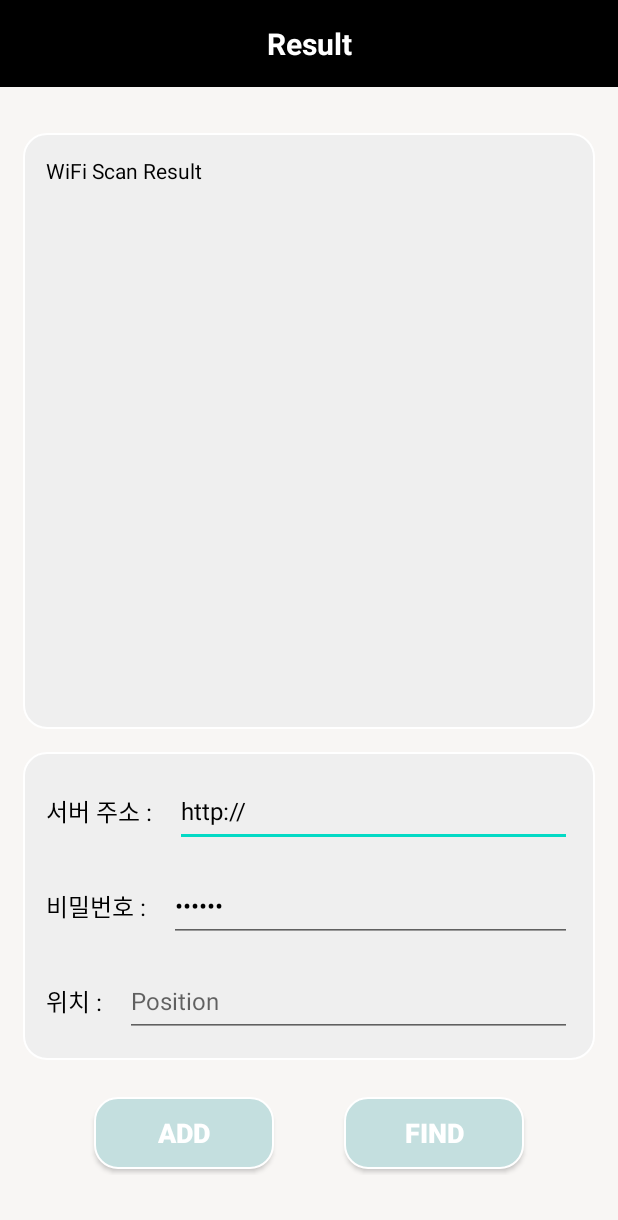
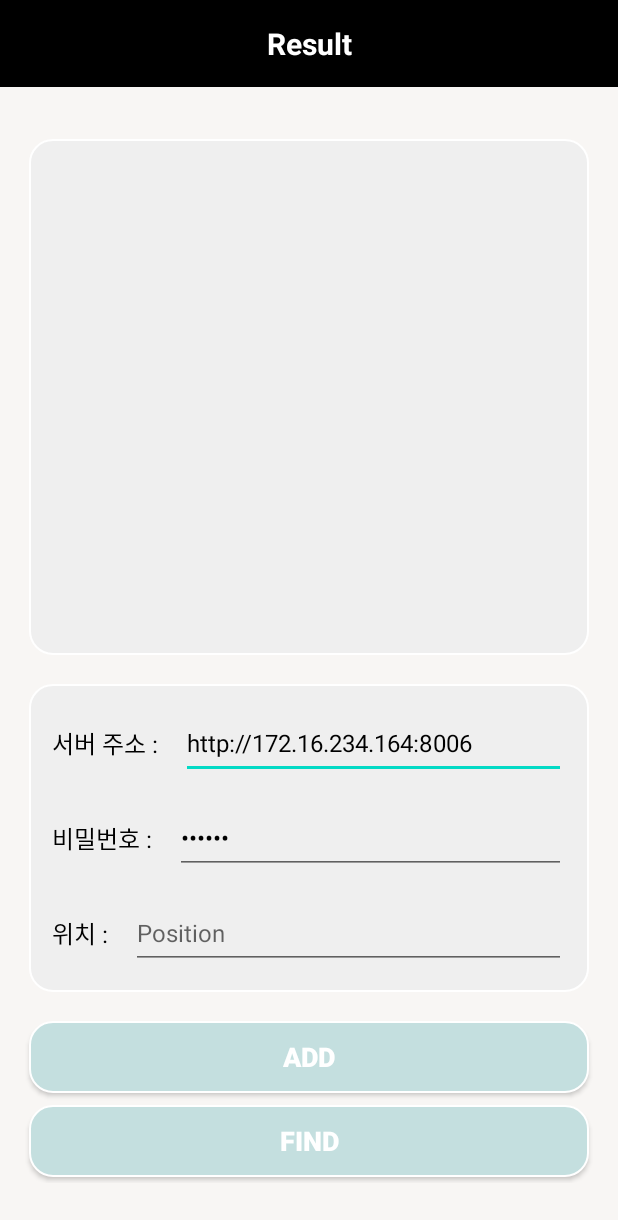
Before and after one commit to youhyunwoo99/IoT-TermProject, an Android app: the screen it shows after launch (MainActivity), on a phone screen of 412 x 824 dp. Shown: the top 1220 px of the screen. Run offline under Robolectric (Android 15) with nearby library versions, the phone set to English and light mode, and no system bars; our stand-ins replace Volley.

Commit message:
Design: Design Fix

```diff
--- a/WiFi_positioning_IoT/app/build.gradle
+++ b/WiFi_positioning_IoT/app/build.gradle
@@ -41,5 +41,6 @@ dependencies {
     implementation 'com.google.ar:core:1.31.0'
     implementation 'com.google.firebase:firebase-crashlytics-buildtools:2.8.1'
 
+    implementation "androidx.recyclerview:recyclerview:1.1.0"       //androidx 버전
 
 }
--- a/WiFi_positioning_IoT/app/src/main/java/com/gachon/wifi_positioning_iot/MainActivity.java
+++ b/WiFi_positioning_IoT/app/src/main/java/com/gachon/wifi_positioning_iot/MainActivity.java
@@ -4,6 +4,8 @@ import androidx.appcompat.app.ActionBar;
 import androidx.appcompat.app.AppCompatActivity;
 import androidx.core.app.ActivityCompat;
 import androidx.core.content.ContextCompat;
+import androidx.recyclerview.widget.LinearLayoutManager;
+import androidx.recyclerview.widget.RecyclerView;
 
 import android.Manifest;
 import android.content.BroadcastReceiver;
@@ -35,6 +37,7 @@ import org.json.JSONException;
 import org.json.JSONObject;
 
 import java.nio.charset.StandardCharsets;
+import java.util.ArrayList;
 import java.util.Collection;
 import java.util.Iterator;
 import java.util.List;
@@ -47,7 +50,6 @@ public class MainActivity extends AppCompatActivity {
     private EditText positionInput;
     private String positionText;
     private TextView resultText;
-    private TextView logTextView;
 
 
     private Button addDatasetBtn;
@@ -61,6 +63,11 @@ public class MainActivity extends AppCompatActivity {
 
     private String scanLog;
     private String dbLog;
+
+    private RecyclerView mRecyclerView;
+    private recyclerViewAdapter mRecyclerAdapter;
+
+    private ArrayList<RssiItem> mRssiItem;
 
     private int mode = 0;
 
@@ -85,7 +92,19 @@ public class MainActivity extends AppCompatActivity {
 
         positionInput = findViewById(R.id.positionInput);
         resultText = findViewById(R.id.resultText);
-        logTextView = findViewById(R.id.app_log);
+
+        mRecyclerView = (RecyclerView) findViewById(R.id.scroll);
+
+        /* initiate adapter */
+        mRecyclerAdapter = new recyclerViewAdapter();
+
+        mRssiItem = new ArrayList<>();
+        mRecyclerAdapter.setRssiList(mRssiItem);
+
+        /* initiate recyclerview */
+        mRecyclerView.setAdapter(mRecyclerAdapter);
+        mRecyclerView.setLayoutManager(new LinearLayoutManager(this));
+        mRecyclerView.setLayoutManager(new LinearLayoutManager(this, LinearLayoutManager.VERTICAL, false));
 
         // WiFi Scan을 위한 권한 요청
         if (ContextCompat.checkSelfPermission(MainActivity.this,
@@ -187,13 +206,18 @@ public class MainActivity extends AppCompatActivity {
 
             scanLog = "";
             dbLog ="";
+            mRssiItem = new ArrayList<>();
+
             for (ScanResult scanResult : scanResultList) {
+                Log.d("scanResult",scanResult.toString());
                 scanLog += "BSSID: " + scanResult.BSSID + "  level: " + scanResult.level + "\n";
+
+                mRssiItem.add(new RssiItem(scanResult.SSID.toString(), scanResult.BSSID, String.valueOf(scanResult.level)));
 
                 //scanLog += scanResult.toString()+ "\n";
             }
+            mRecyclerAdapter.setRssiList(mRssiItem);
 
-            logTextView.setText(scanLog);
             resultText.setBackgroundColor(Color.parseColor("#0000FF"));
             scanFlag = true;
             buttonEnable();
@@ -235,7 +259,6 @@ public class MainActivity extends AppCompatActivity {
                     RequestQueue requestQueue = Volley.newRequestQueue(getApplicationContext());
                     String mRequestBody = result_json.toString(); // json 을 통신으로 보내기위해 문자열로 변환하는 부분
 
-                    Log.d("제발", URL + mRequestBody);
                     StringRequest stringRequest = new StringRequest(Request.Method.POST, URL, response -> {
                         String position = response.split("\"")[3];
                         resultText.setText(position); // 결과 출력해주는 부분
--- /dev/null
+++ b/WiFi_positioning_IoT/app/src/main/java/com/gachon/wifi_positioning_iot/recyclerViewAdapter.java
@@ -0,0 +1,60 @@
+package com.gachon.wifi_positioning_iot;
+
+import android.view.LayoutInflater;
+import android.view.View;
+import android.view.ViewGroup;
+import android.widget.ImageView;
+import android.widget.TextView;
+
+import androidx.annotation.NonNull;
+import androidx.recyclerview.widget.RecyclerView;
+
+import java.util.ArrayList;
+
+public class recyclerViewAdapter extends RecyclerView.Adapter<recyclerViewAdapter.ViewHolder> {
+
+private ArrayList<RssiItem> mRssiItem;
+
+@NonNull
+@Override
+public recyclerViewAdapter.ViewHolder onCreateViewHolder(@NonNull ViewGroup parent, int viewType) {
+        View view = LayoutInflater.from(parent.getContext()).inflate(R.layout.item_view, parent, false);
+        return new ViewHolder(view);
+        }
+
+    @Override
+    public void onBindViewHolder(@NonNull recyclerViewAdapter.ViewHolder holder, int position) {
+            holder.onBind(mRssiItem.get(position));
+            }
+
+    public void setRssiList(ArrayList<RssiItem> list){
+            this.mRssiItem = list;
+            notifyDataSetChanged();
+            }
+
+    @Override
+    public int getItemCount() {
+            return mRssiItem.size();
+            }
+
+    class ViewHolder extends RecyclerView.ViewHolder {
+        TextView name;
+        TextView bssid;
+        TextView rssi;
+
+        public ViewHolder(@NonNull View itemView) {
+            super(itemView);
+
+            name = (TextView) itemView.findViewById(R.id.name);
+            bssid = (TextView) itemView.findViewById(R.id.bssid);
+            rssi = (TextView) itemView.findViewById(R.id.rssiValue);
+        }
+
+        void onBind(RssiItem item){
+            name.setText(item.getName());
+            bssid.setText(item.getBssid());
+            rssi.setText(item.getRssi());
+
+        }
+    }
+}
--- a/WiFi_positioning_IoT/app/src/main/res/layout/activity_main.xml
+++ b/WiFi_positioning_IoT/app/src/main/res/layout/activity_main.xml
@@ -13,11 +13,12 @@
         android:layout_width="match_parent"
         android:layout_height="wrap_content"
         android:padding="15dp"
-        android:layout_margin="15dp"
+        android:layout_marginStart="19dp"
+        android:layout_marginEnd="19dp"
         android:background="@drawable/round_layout"
         app:layout_constraintStart_toStartOf="parent"
         app:layout_constraintEnd_toEndOf="parent"
-        app:layout_constraintBottom_toBottomOf="p"
+        app:layout_constraintBottom_toTopOf="@id/button_container"
         app:layout_constraintTop_toBottomOf="@id/scroll"
         >
         <TextView
@@ -44,7 +45,7 @@
             android:minHeight="48dp"
             android:textSize="16sp"
             android:inputType="textUri"
-            android:text="http://"
+            android:text="http://172.16.234.164:8006"
             android:textColor="@color/black"
             app:layout_constraintBottom_toTopOf="@id/userNameInput"
             app:layout_constraintTop_toTopOf="parent"
@@ -112,25 +113,18 @@
             app:layout_constraintTop_toBottomOf="@id/userNameInput"
             app:layout_constraintBottom_toBottomOf="parent"/>
     </androidx.constraintlayout.widget.ConstraintLayout>
-    <ScrollView
+    <androidx.recyclerview.widget.RecyclerView
         android:id="@+id/scroll"
         android:layout_width="match_parent"
         android:layout_height="0dp"
         android:padding="15dp"
-        android:layout_margin="15dp"
+        android:layout_margin="19dp"
         android:background="@drawable/round_layout"
+        app:layoutManager="androidx.recyclerview.widget.LinearLayoutManager"
         app:layout_constraintTop_toBottomOf="@id/resultText"
         app:layout_constraintBottom_toTopOf="@id/input_container"
         >
-        <TextView
-            android:id="@+id/app_log"
-            android:layout_width="match_parent"
-            android:layout_height="wrap_content"
-            android:text="WiFi Scan Result"
-            android:textColor="@color/black"
-            />
-
-    </ScrollView>
+    </androidx.recyclerview.widget.RecyclerView>
 
     <TextView
         android:id="@+id/resultText"
@@ -153,7 +147,7 @@
         android:id="@+id/button_container"
         android:layout_width="0dp"
         android:layout_height="wrap_content"
-        android:layout_margin="15dp"
+        android:layout_margin="10dp"
         android:padding="5dp"
         app:layout_constraintStart_toStartOf="parent"
         app:layout_constraintEnd_toEndOf="parent"
@@ -162,7 +156,7 @@
 
     <androidx.appcompat.widget.AppCompatButton
         android:id="@+id/button"
-        android:layout_width="120dp"
+        android:layout_width="0dp"
         android:layout_height="wrap_content"
         android:background="@drawable/round_button"
         android:layout_margin="4dp"
@@ -173,14 +167,14 @@
         android:textSize="18sp"
         android:textStyle="bold"
         app:layout_constraintTop_toTopOf="parent"
-        app:layout_constraintEnd_toStartOf="@id/button2"
+        app:layout_constraintEnd_toEndOf="parent"
         app:layout_constraintStart_toStartOf="parent"
-        app:layout_constraintBottom_toBottomOf="parent"
+        app:layout_constraintBottom_toTopOf="@id/button2"
         />
 
     <androidx.appcompat.widget.AppCompatButton
         android:id="@+id/button2"
-        android:layout_width="120dp"
+        android:layout_width="0dp"
         android:layout_height="wrap_content"
         android:background="@drawable/round_button"
         android:layout_margin="4dp"
@@ -191,10 +185,10 @@
         android:textStyle="bold"
         android:textColor="@color/white"
         android:textSize="18sp"
-        app:layout_constraintTop_toTopOf="parent"
+        app:layout_constraintTop_toBottomOf="@id/button"
         app:layout_constraintBottom_toBottomOf="parent"
         app:layout_constraintEnd_toEndOf="parent"
-        app:layout_constraintStart_toEndOf="@id/button" />
+        app:layout_constraintStart_toStartOf="parent" />
 
 
     </androidx.constraintlayout.widget.ConstraintLayout>
```
Also changed, not shown: WiFi_positioning_IoT/app/src/main/AndroidManifest.xml (+7 -8 lines), WiFi_positioning_IoT/app/src/main/java/com/gachon/wifi_positioning_iot/ReadyActivity.java (added, +14 -0 lines), WiFi_positioning_IoT/app/src/main/java/com/gachon/wifi_positioning_iot/RssiItem.java (added, +37 -0 lines), WiFi_positioning_IoT/app/src/main/res/drawable/rv_item_border.xml (added, +14 -0 lines), WiFi_positioning_IoT/app/src/main/res/layout/activity_ready.xml (added, +9 -0 lines), WiFi_positioning_IoT/app/src/main/res/layout/item_view.xml (added, +47 -0 lines).
